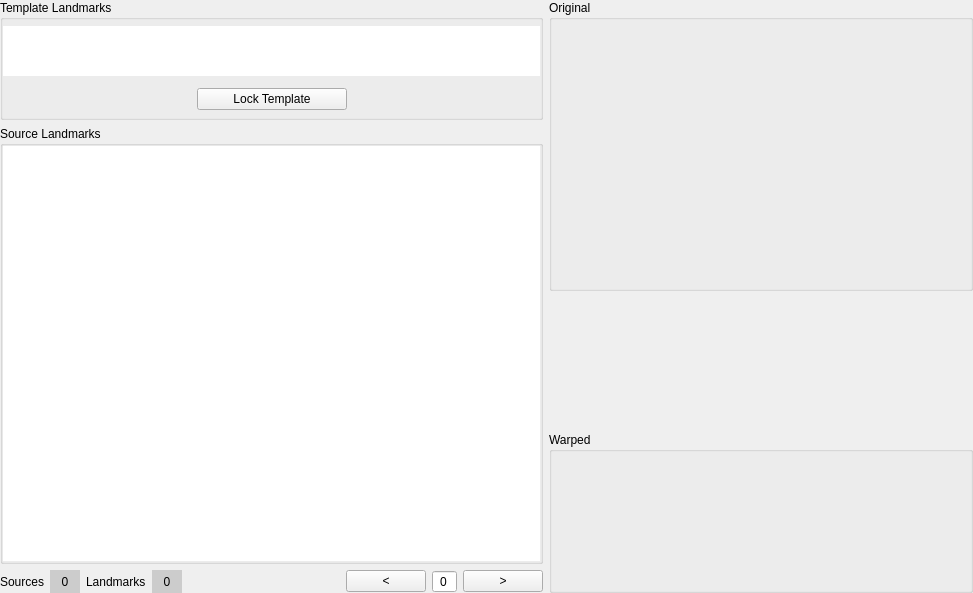
First picture: the form in mwarp1d/ui/panel_landmarks.ui, repository 0todd0000/mwarp1d, before the edit.
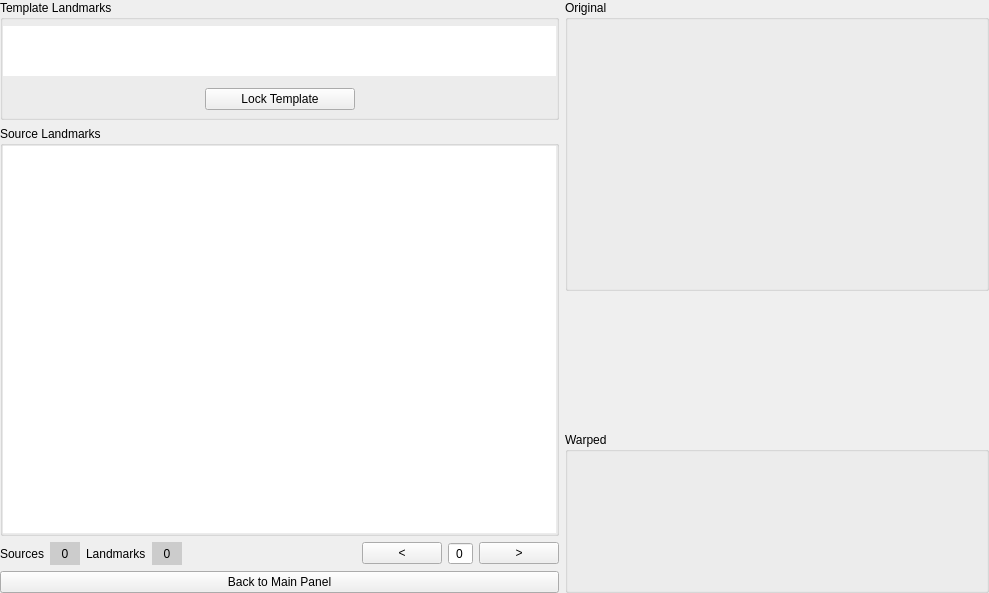
Second picture: the form after the edit. Custom widgets are drawn as their Qt base class.

Commit message: Add Back button

Patch:
```diff
--- a/mwarp1d/ui/panel_landmarks.ui
+++ b/mwarp1d/ui/panel_landmarks.ui
@@ -6,7 +6,7 @@
    <rect>
     <x>0</x>
     <y>0</y>
-    <width>973</width>
+    <width>989</width>
     <height>593</height>
    </rect>
   </property>
@@ -314,6 +314,13 @@
        </item>
       </layout>
      </item>
+     <item>
+      <widget class="QPushButton" name="button_back">
+       <property name="text">
+        <string>Back to Main Panel</string>
+       </property>
+      </widget>
+     </item>
     </layout>
    </item>
    <item>
```
The commit also changes 6 other files.
